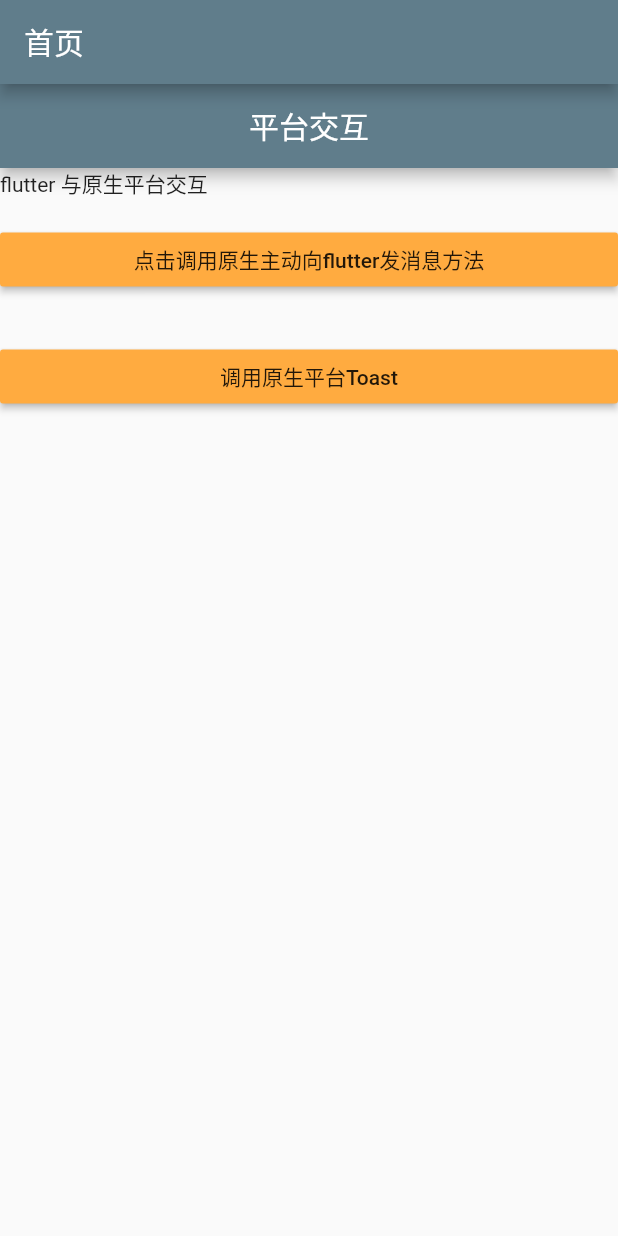
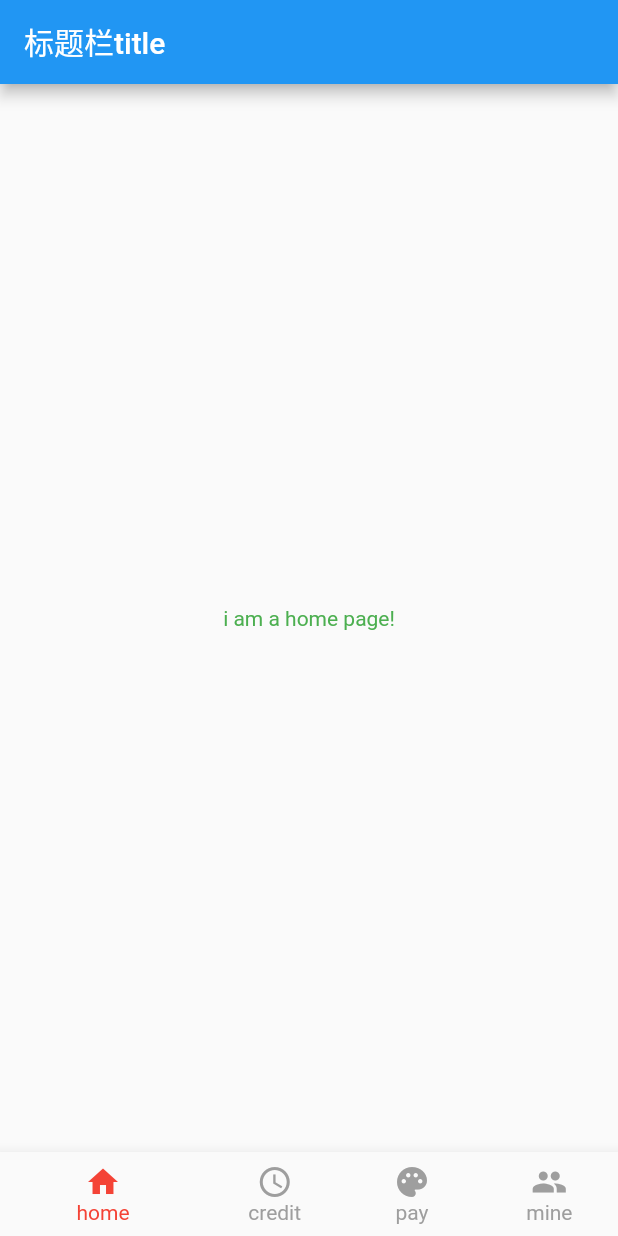
Before and after one commit to juice8686/FlutterFirstDemo, a Flutter app: the screen it shows after launch, on a phone screen of 412 x 824 dp. Run offline on Flutter 3.47's test engine with Material 2 defaults, Android fonts, the light colour scheme and no system bars.

Commit message:
使用BottomNavigationBar 实现底部tab点击切换页面（页面需要导包）

```diff
--- a/flutter_juice/lib/main.dart
+++ b/flutter_juice/lib/main.dart
@@ -1,5 +1,9 @@
 import 'package:flutter/material.dart';
 import 'package:flutter/services.dart';
+import 'package:flutter_juice/pages/HomePage.dart';
+import 'package:flutter_juice/pages/CreditPage.dart';
+import 'package:flutter_juice/pages/PayPage.dart';
+import 'package:flutter_juice/pages/MinePage.dart';
 
 /**
  * 直接调用app里原生平台里的相关方法（区别于插件开发：插件开发也是利用methodChanneljiaohu
@@ -9,22 +13,112 @@ import 'package:flutter/services.dart';
  * ）
  */
 import 'package:flutter/cupertino.dart';
-void main() =>  runApp(new MyApp());
+
+void main() => runApp(new MyApp());
 
 class MyApp extends StatelessWidget {
   @override
   Widget build(BuildContext context) {
-    return  MaterialApp(
+    return MaterialApp(
       home: Scaffold(
         appBar: AppBar(
-          title: Text('首页'),
+          title: Text('标题栏title'),
         ),
         body: AndroidPlatformPage(),
+        bottomNavigationBar: MyBottomNavigationBar(),
       ),
       theme: ThemeData(primarySwatch: Colors.blueGrey),
     );
   }
 }
+
+class MyBottomNavigationBar extends StatefulWidget {
+  @override
+  State<StatefulWidget> createState() {
+    return MyBottomNaState();
+  }
+}
+
+class MyBottomNaState extends State<MyBottomNavigationBar> {
+  var _currentIndex = 0;
+  var _bottomColor = Colors.blue;
+  List<Widget> pageWidges = List();
+
+  @override
+  void initState() {
+    pageWidges.add(HomePage());
+    pageWidges.add(CreditPage());
+    pageWidges.add(PayPage());
+    pageWidges.add(MinePage());
+  }
+
+  @override
+  Widget build(BuildContext context) {
+    return MaterialApp(
+        home: Scaffold(
+      appBar: AppBar(
+        title: Text('标题栏title'),
+      ),
+      body: pageWidges[_currentIndex], //todo 这个是核心；属于点击替换 widget;而不是push页面
+      bottomNavigationBar: Container(
+        child: BottomNavigationBar(
+          unselectedItemColor: Colors.grey,
+          selectedItemColor: Colors.red,
+          showUnselectedLabels: true,
+          selectedFontSize: 14,
+          unselectedFontSize: 14,
+          items: [
+            BottomNavigationBarItem(
+                icon: Icon(
+                  Icons.home,
+                ),
+                title: Container(
+                  child: Text(
+                    'home',
+                  ),
+                )),
+            BottomNavigationBarItem(
+                icon: Icon(
+                  Icons.access_time,
+                ),
+                title: Container(
+                  child: Text(
+                    'credit',
+                  ),
+                )),
+            BottomNavigationBarItem(
+                icon: Icon(
+                  Icons.palette,
+                ),
+                title: Container(
+                  child: Text(
+                    'pay',
+                  ),
+                )),
+            BottomNavigationBarItem(
+                icon: Icon(
+                  Icons.people,
+                ),
+                title: Container(
+                  child: Text(
+                    'mine',
+                  ),
+                )),
+          ],
+          currentIndex: _currentIndex,
+          onTap: (int index) {
+            setState(() {
+              _currentIndex = index;
+              _bottomColor = Colors.red;
+            });
+          },
+        ),
+      ),
+      // theme: ThemeData(primarySwatch: Colors.blueGrey),
+    ));
+  }
+}
+
 class AndroidPlatformPage extends StatefulWidget {
   @override
   State<StatefulWidget> createState() => PageState();
@@ -84,12 +178,7 @@ class PageState extends State<AndroidPlatformPage> {
 
   @override
   Widget build(BuildContext context) {
-    return Scaffold(
-      appBar: AppBar(
-        title: Text("平台交互"),
-        centerTitle: true,
-      ),
-      body: Column(
+    return Column(
       mainAxisAlignment: MainAxisAlignment.start,
       crossAxisAlignment: CrossAxisAlignment.stretch,
       children: <Widget>[
@@ -98,8 +187,9 @@ class PageState extends State<AndroidPlatformPage> {
         RaisedButton(
           color: Colors.orangeAccent,
           child: Text("点击调用原生主动向flutter发消息方法"),
-            onPressed: () async{
-              String good=await _MethodChannel.invokeMethod(NATIVE_SEND_MESSAGE_TO_FLUTTER);
+          onPressed: () async {
+            String good = await _MethodChannel.invokeMethod(
+                NATIVE_SEND_MESSAGE_TO_FLUTTER);
             // print("原生调用过来的=$good");
           },
         ),
@@ -112,12 +202,12 @@ class PageState extends State<AndroidPlatformPage> {
           },
         ),
       ],
-      ),
     );
   }
 
   void showNativeToast(String content) async {
-    int result = await _MethodChannel.invokeMethod(NATIVE_SHOW_TOAST, {"msg": content});
+    int result =
+        await _MethodChannel.invokeMethod(NATIVE_SHOW_TOAST, {"msg": content});
     print("获取到原生的结果是=$result");
   }
 
--- /dev/null
+++ b/flutter_juice/lib/pages/HomePage.dart
@@ -0,0 +1,23 @@
+import 'package:flutter/material.dart';
+class HomePage extends StatefulWidget{
+  @override
+  State<StatefulWidget> createState() {
+    // TODO: implement createState
+    return new HomeState();
+  }
+
+}
+
+class HomeState extends State<HomePage>{
+  @override
+  Widget build(BuildContext context) {
+    // TODO: implement build
+    return new Center(
+       child: Text(
+         'i am a home page!',
+         style: TextStyle(
+             color: Colors.green),
+       ),
+    );
+  }
+}
```
Also changed, not shown: flutter_juice/lib/pages/CreditPage.dart (added, +23 -0 lines), flutter_juice/lib/pages/MinePage.dart (added, +23 -0 lines), flutter_juice/lib/pages/PayPage.dart (added, +23 -0 lines), 1 other file. Lines whose indentation alone changed are shown as unchanged.
